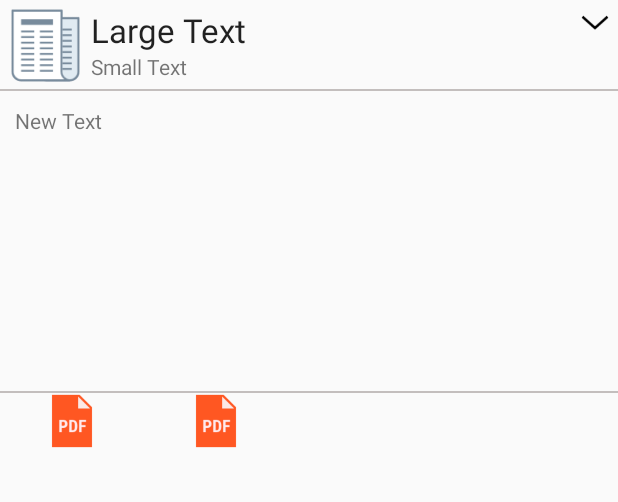
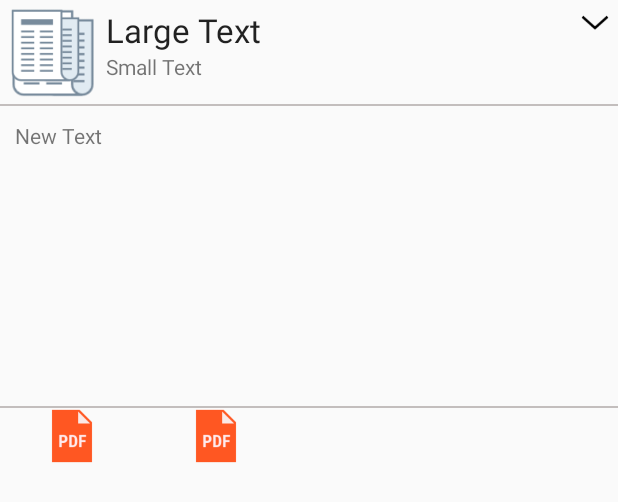
Before and after one commit to nischalbasuti/knowtify, an Android app: the layout home_fragment_row.xml on its own in the app's theme, with its tools: preview values and no code run, on a phone screen of 412 x 824 dp. Shown: the top 502 px of the screen. Run offline under Robolectric (Android 15) with nearby library versions, the phone set to English and light mode, and no system bars; network calls fail.

Commit message:
FireBase commit Jaelse 8(Todo)

```diff
--- a/app/src/main/java/com/hydratech19gmail/notify/BroadcastFragment.java
+++ b/app/src/main/java/com/hydratech19gmail/notify/BroadcastFragment.java
@@ -137,7 +137,6 @@ public class BroadcastFragment extends Fragment {
                     e.printStackTrace();
                 }
 
-
                 Toast.makeText(getContext(),"file ",Toast.LENGTH_LONG).show();
 
                 //sending message to database
@@ -150,7 +149,6 @@ public class BroadcastFragment extends Fragment {
                 ref.push().setValue(notification);
 
                 //resetting fields to blank
-
                 //data1.setText("");
                 //data2.setText("");
                 data3.setText("");
--- a/app/src/main/java/com/hydratech19gmail/notify/MainActivity.java
+++ b/app/src/main/java/com/hydratech19gmail/notify/MainActivity.java
@@ -50,7 +50,8 @@ public class MainActivity extends AppCompatActivity
     private int[] tabIcons = {
             R.drawable.ic_tab_home,
             R.drawable.ic_tab_search,
-            R.drawable.ic_tab_broadcast
+            R.drawable.ic_tab_broadcast,
+            R.drawable.ic_media_pdf
     };
 
     private FirebaseUser user;
@@ -183,6 +184,7 @@ public class MainActivity extends AppCompatActivity
         tabLayout.getTabAt(0).setIcon(tabIcons[0]);
         tabLayout.getTabAt(1).setIcon(tabIcons[1]);
         tabLayout.getTabAt(2).setIcon(tabIcons[2]);
+        tabLayout.getTabAt(3).setIcon(tabIcons[3]);
     }
 
     private void setupViewPager(ViewPager viewPager){
@@ -190,6 +192,7 @@ public class MainActivity extends AppCompatActivity
         adapter.addFragments(new HomeFragment(),"Home");
         adapter.addFragments(new SearchFragment(),"Search");
         adapter.addFragments(new BroadcastFragment(),"Broadcast");
+        adapter.addFragments(new NotificationFragment(),"Notification");
         viewPager.setAdapter(adapter);
     }
     @Override
--- a/app/src/main/res/layout/home_fragment_row.xml
+++ b/app/src/main/res/layout/home_fragment_row.xml
@@ -5,8 +5,8 @@
     xmlns:app="http://schemas.android.com/apk/res-auto"
     android:orientation="horizontal">
     <LinearLayout android:id="@+id/thumbnail"
-        android:layout_width="50dp"
-        android:layout_height="50dp"
+        android:layout_width="60dp"
+        android:layout_height="60dp"
         android:layout_alignParentLeft="true"
         android:background="@drawable/dp_default_broadcast"
         android:layout_margin="5dip">
```
Also changed, not shown: app/src/main/java/com/hydratech19gmail/notify/NotificationFragment.java (added, +28 -0 lines), 1 other file.
